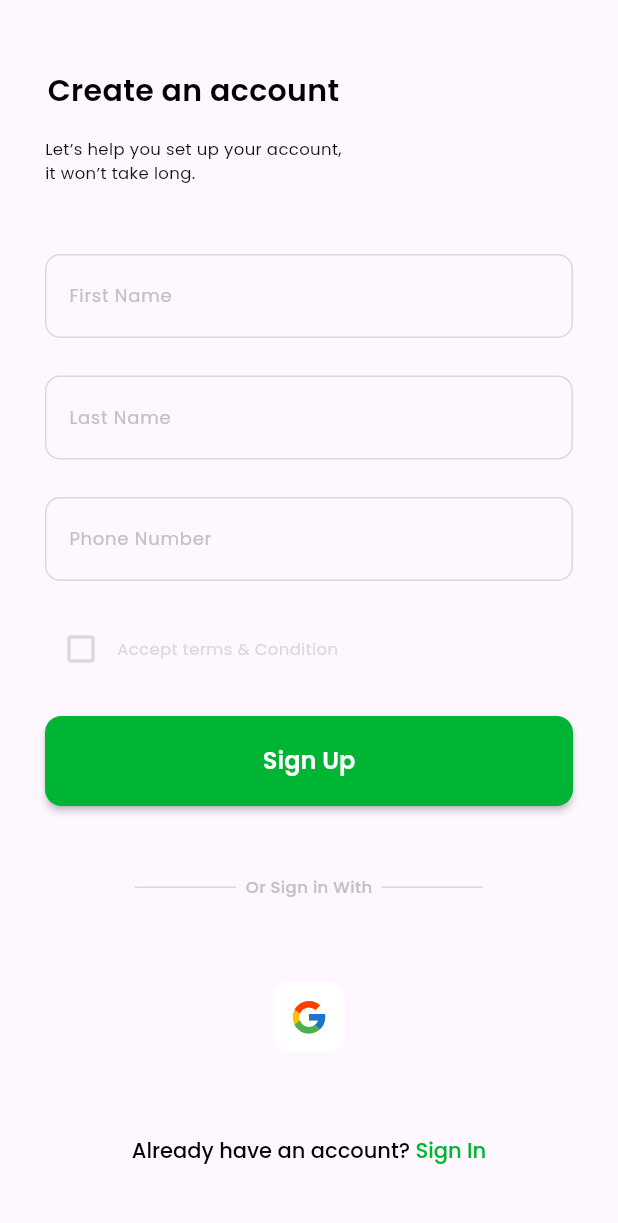
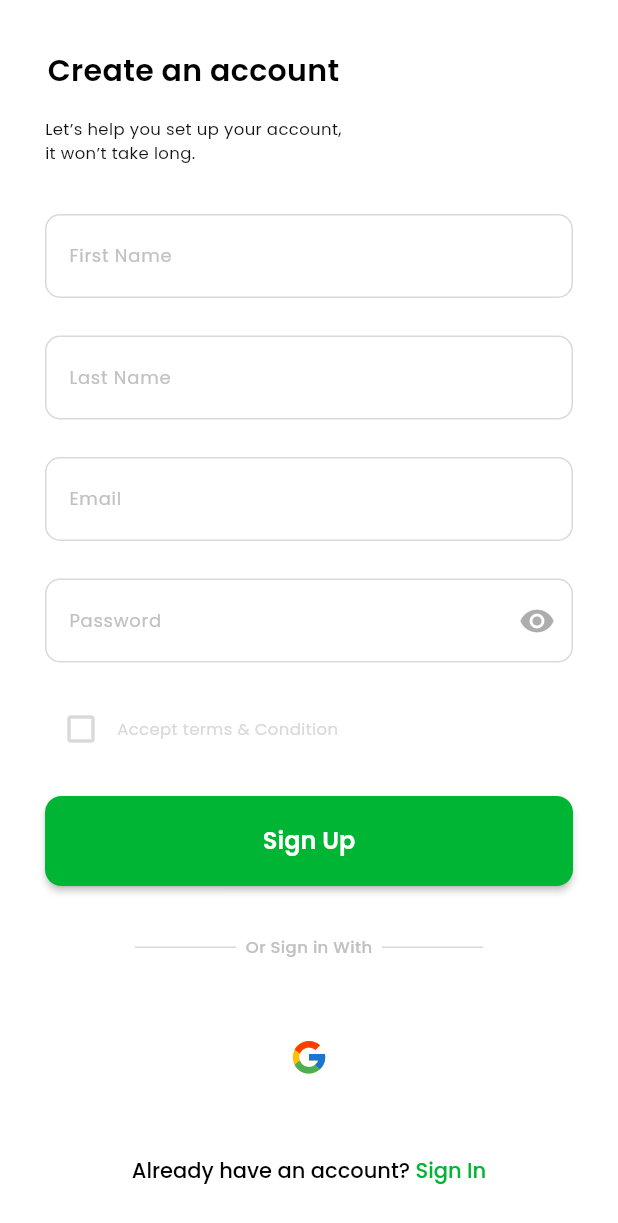
Before and after one commit to Fazo201/quiz-app-pdp, a Flutter app: the SignUpScreen screen opened by its route, on a phone screen of 412 x 824 dp. Shown: the top 1223 px of the screen. Run offline on Flutter 3.47's test engine with Material 3 defaults, Android fonts, the phone set to English and light mode, and no system bars; our stand-ins replace flutter_svg, go_router, pinput; project files that could hold a hidden picture were left out.

```diff
--- a/lib/core/route/go_route_system.dart
+++ b/lib/core/route/go_route_system.dart
@@ -17,7 +17,7 @@ import 'package:quiz_app/widget/screen/Splash/splash_screen.dart';
 final class GoRouteSystem {
   static GoRouter router = GoRouter(
     /// Initial Location
-    initialLocation: AppRouteName.profile,
+    initialLocation: AppRouteName.signIn,
 
     routes: [
       /// Splash screen
--- a/lib/widget/screen/Auth/Sign In/sign_in_screen.dart
+++ b/lib/widget/screen/Auth/Sign In/sign_in_screen.dart
@@ -31,6 +31,7 @@ class _SignInScreenState extends State<SignInScreen> {
   @override
   Widget build(BuildContext context) {
     return Scaffold(
+      backgroundColor: AppColors.white,
       resizeToAvoidBottomInset: false,
       body: Padding(
         padding: const EdgeInsets.symmetric(horizontal: 30),
--- a/lib/widget/screen/Auth/Sign Up/sign_up_screen.dart
+++ b/lib/widget/screen/Auth/Sign Up/sign_up_screen.dart
@@ -18,21 +18,26 @@ class SignUpScreen extends StatefulWidget {
 class _SignUpScreenState extends State<SignUpScreen> {
   TextEditingController firstNameC = TextEditingController();
   TextEditingController lastNameC = TextEditingController();
-  TextEditingController phoneNumberC = TextEditingController();
+  TextEditingController emailC = TextEditingController();
+  TextEditingController passC = TextEditingController();
 
   bool checkBox = false;
+  bool obscureText = false;
+  bool vision = true;
 
   @override
   void dispose() {
     super.dispose();
     firstNameC.dispose();
     lastNameC.dispose();
-    phoneNumberC.dispose();
+    emailC.dispose();
+    passC.dispose();
   }
 
   @override
   Widget build(BuildContext context) {
     return Scaffold(
+      backgroundColor: AppColors.white,
       resizeToAvoidBottomInset: false,
       body: Padding(
         padding: const EdgeInsets.symmetric(horizontal: 30),
@@ -76,13 +81,38 @@ class _SignUpScreenState extends State<SignUpScreen> {
             ),
             const SizedBox(height: 25),
             CustomTextField(
-              controller: phoneNumberC,
-              hintText: "+998",
-              labelText: "Phone Number",
-              keyBoardType: TextInputType.phone,
+              controller: emailC,
+              hintText: "+example@gmail.com",
+              labelText: "Email",
+              keyBoardType: TextInputType.emailAddress,
+              textInputAction: TextInputAction.next,
+            ),
+            const SizedBox(height: 25),
+            CustomTextField(
+              controller: passC,
+              hintText: "Password",
+              labelText: "Password",
+              obscureText: obscureText,
+              keyBoardType: TextInputType.text,
               textInputAction: TextInputAction.done,
+              suffixIcon: IconButton(
+                  onPressed: () {
+                    vision = !vision;
+                    obscureText = !obscureText;
+                    setState(() {});
+                  },
+                  icon: vision
+                      ? const Icon(Icons.visibility,
+                      color: Color(0xFFADADAD))
+                      : const Icon(Icons.visibility_off,
+                      color: Color(0xFFADADAD))),
+              onTap: (){
+                setState(() {
+                  obscureText = !obscureText;
+                });
+              },
             ),
-            const SizedBox(height: 21),
+            const SizedBox(height: 20),
             Row(
               children: [
                 IconButton(
--- a/lib/widget/screen/Auth/Sign Up/verification_code_screen.dart
+++ b/lib/widget/screen/Auth/Sign Up/verification_code_screen.dart
@@ -40,6 +40,7 @@ class _VerificationCodeScreenState extends State<VerificationCodeScreen> {
       ),
     );
     return Scaffold(
+      backgroundColor: AppColors.white,
       body: Center(
         child: Padding(
           padding: const EdgeInsets.symmetric(horizontal: 35),
--- a/lib/widget/screen/Splash/splash_screen.dart
+++ b/lib/widget/screen/Splash/splash_screen.dart
@@ -3,6 +3,8 @@ import 'package:flutter/material.dart';
 import 'package:go_router/go_router.dart';
 import 'package:quiz_app/core/route/app_route_name.dart';
 import 'package:quiz_app/core/style/app_images.dart';
+
+import '../../../core/style/app_colors.dart';
 class SplashScreen extends StatefulWidget {
   const SplashScreen({super.key});
 
@@ -23,6 +25,7 @@ class _SplashScreenState extends State<SplashScreen> {
   @override
   Widget build(BuildContext context) {
     return Scaffold(
+      backgroundColor: AppColors.white,
       body: Center(
         child: AppImages.splashPdpLogo,
       ),
```
